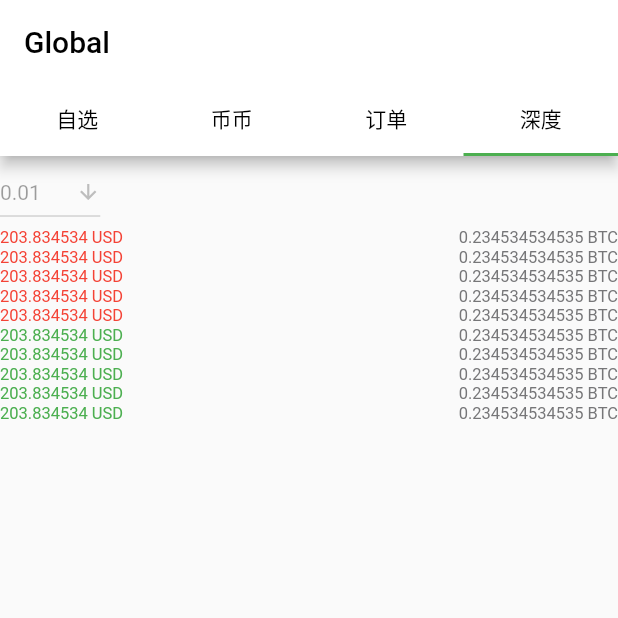
After one commit to 156980441/flutter_demo, a Flutter app: the screen it shows after launch, tab 4 chosen, on a phone screen of 412 x 824 dp, the top half of it. The commit adds this screen. Run offline on Flutter 3.47's test engine with Material 2 defaults, Android fonts, the phone set to English and light mode, and no system bars; our stand-ins replace flutter_native_web, flutter_swiper, fluttertoast, shared_preferences; missing offline and left inert: a package; generated files the repository leaves out were written again; network calls fail.

Commit message:
【提交类型】new 【修改内容】深度UI，遇到问题，Column下方ListView 【影响范围】bb 【风险评估】low

```diff
--- /dev/null
+++ b/flutter_news/lib/depth/depth_view.dart
@@ -0,0 +1,110 @@
+import 'package:flutter/material.dart';
+import 'package:flutternews/model/depth_model.dart';
+
+class DepthView extends StatefulWidget {
+  @override
+  State<StatefulWidget> createState() {
+    return _DepthViewState();
+  }
+}
+
+class _DepthViewState extends State<DepthView> {
+  List<DepthModel> _buyDepth = List<DepthModel>();
+  List<DepthModel> _sellDepth = List<DepthModel>();
+  final int _length = 5;
+  String _dropdownValue = '0.01';
+  @override
+  void initState() {
+    super.initState();
+
+    for(int i = 0; i < _length; i++) {
+      DepthModel model = DepthModel(
+          'Buy',
+          '0.234534534535 BTC',
+          '203.834534 USD');
+      _buyDepth.add(model);
+    }
+
+    for(int i = 0; i < _length; i++) {
+      DepthModel model = DepthModel(
+          'Buy',
+          '0.234534534535 BTC',
+          '203.834534 USD');
+      _sellDepth.add(model);
+    }
+
+  }
+
+  @override
+  Widget build(BuildContext context) {
+    return Column(
+      crossAxisAlignment: CrossAxisAlignment.start,
+      children: <Widget>[
+        DropdownButton<String> (
+          value: _dropdownValue,
+          icon: Icon(Icons.arrow_downward),
+          iconSize: 16,
+          elevation: 24,
+          style: TextStyle(color: Color(0xFF666666)),
+          items: <String>['0.01', '0.001', '0.0001', '0.00001']
+              .map<DropdownMenuItem<String>>((String value) {
+            return DropdownMenuItem<String>(
+              value: value,
+              child: Text(value),
+            );
+          }).toList(),
+        ),
+
+        ListView.builder(
+          itemBuilder: (BuildContext context, int index) {
+            return _getBuyItem(context, index, Colors.red);
+          },
+          itemCount: _length,
+          shrinkWrap: true,
+        ),
+        ListView.builder(
+          itemBuilder: (BuildContext context, int index) {
+            return _getBuyItem(context, index, Colors.green);
+          },
+          itemCount: _length,
+          shrinkWrap: true,
+        ),
+      ],
+    );
+  }
+
+  Widget _getBuyItem(BuildContext context, int index, Color color) {
+    return Container(
+      padding: const EdgeInsets.all(0.0),
+      child: GestureDetector(
+        child: Container(
+          child: Row(
+            mainAxisAlignment: MainAxisAlignment.spaceBetween,
+            children: <Widget>[
+              Text(
+                _buyDepth[index].price,
+                textAlign: TextAlign.center,
+                style: TextStyle(fontSize: 11, color: color),
+              ),
+              Text(
+                _buyDepth[index].amount,
+                textAlign: TextAlign.center,
+                style: TextStyle(fontSize: 11, color: Color(0xFF767678)),
+              ),
+            ],
+          ),
+          width: MediaQuery.of(context).size.width,
+        ),
+        onTap: () {
+          Navigator.push(
+            context,
+            new MaterialPageRoute(builder: (BuildContext context) {
+              return null;
+            }),
+          );
+        },
+      ),
+      width: MediaQuery.of(context).size.width,
+    );
+  }
+}
--- a/flutter_news/lib/main.dart
+++ b/flutter_news/lib/main.dart
@@ -2,12 +2,14 @@ import 'package:flutter/material.dart';
 import 'package:flutternews/category/category_view.dart';
 import 'package:flutternews/home/home_view.dart';
 import 'package:flutternews/order/order_view.dart';
+import 'package:flutternews/depth/depth_view.dart';
 //import 'package:flutter/rendering.dart';
 
 void main() {
 //  debugPaintSizeEnabled=true;
   runApp(App());
 }
+
 class App extends StatelessWidget {
   @override
   Widget build(BuildContext context) {
@@ -16,7 +18,7 @@ class App extends StatelessWidget {
 
   Widget _containerView() {
     return DefaultTabController(
-        length: 3,
+      length: 4,
       child: MaterialApp(
         home: Scaffold(
           appBar: AppBar(
@@ -30,14 +32,20 @@ class App extends StatelessWidget {
                 ),
                 Tab(
                   child: Text("订单", style: TextStyle(color: Colors.black)),
-                  )
+                ),
+                Tab(
+                  child: Text("深度", style: TextStyle(color: Colors.black)),
+                ),
               ],
-                indicatorColor: Colors.green,),
-              title: Text("Global", style: TextStyle(color: Colors.black),
+              indicatorColor: Colors.green,
+            ),
+            title: Text(
+              "Global",
+              style: TextStyle(color: Colors.black),
             ),
             backgroundColor: Colors.white,
           ),
-            body: TabBarView(children: [HomeView(), CategoryView(), OrderView()]),
+          body: TabBarView(children: [HomeView(), CategoryView(), OrderView(), DepthView(),]),
         ),
       ),
     );
--- /dev/null
+++ b/flutter_news/lib/model/depth_model.dart
@@ -0,0 +1,7 @@
+class DepthModel {
+  String direction;
+  String amount;
+  String price;
+
+  DepthModel(this.direction, this.amount, this.price);
+}
--- a/flutter_news/lib/order/order_view.dart
+++ b/flutter_news/lib/order/order_view.dart
@@ -210,7 +210,6 @@ class _OrderViewState extends State<OrderView> {
             ],
           ),
           width: MediaQuery.of(context).size.width,
-          color: Colors.orange,
         ),
         onTap: () {
           Navigator.push(
```
Also changed, not shown: flutter_news/pubspec.lock, 1 other file. Lines whose indentation alone changed are shown as unchanged.
